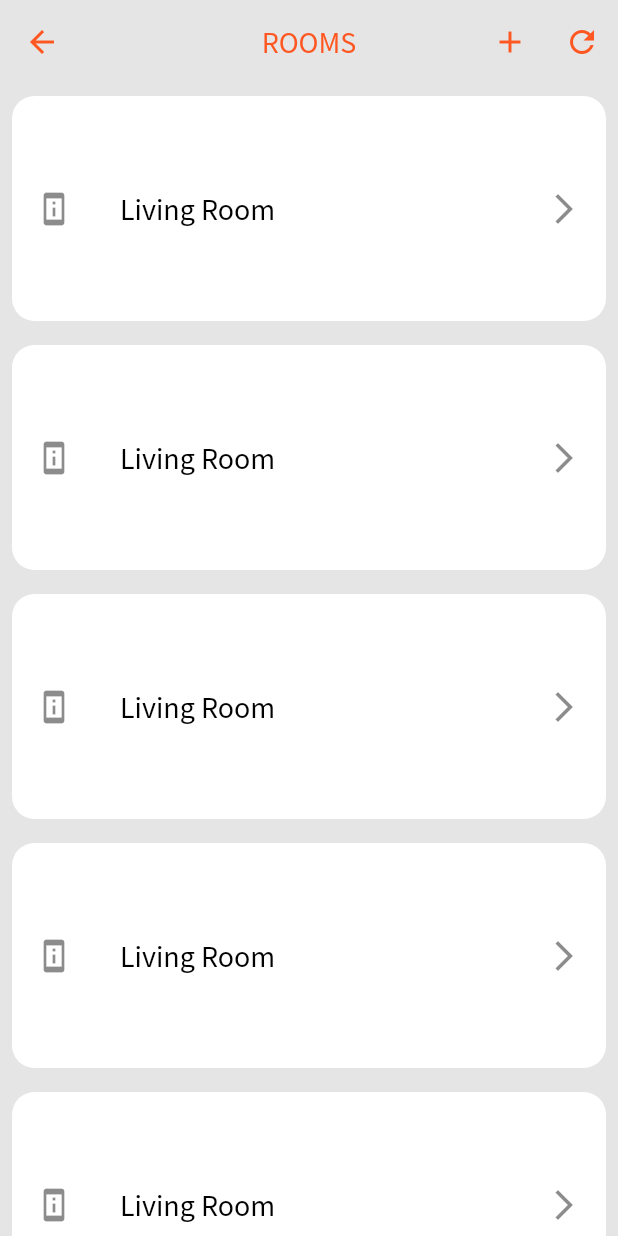
After one commit to ahmedabdelsalam22/apply_localization_and_theme, a Flutter app: the DrawerRoomsScreen screen opened by its route, on a phone screen of 412 x 824 dp. The commit adds this screen. Run offline on Flutter 3.47's test engine with Material 2 defaults, Android fonts, the phone set to English and light mode, and no system bars; our stand-ins replace animated_text_kit, conditional_builder_null_safety, flutter_bloc, flutter_iconly, flutter_local_notifications, flutter_screenutil and 2 more.

Commit message:
add drawer_rooms_screen

```diff
--- a/assets/lang/ar.json
+++ b/assets/lang/ar.json
@@ -51,7 +51,8 @@
   "no_rooms_yet": "لاتوجد غرف حتي الان",
   "your_rooms_will_appear_here": "الغرف الخاصه بك ستظهر هنا",
   "your_scenes_will_appear_here": "المشاهد الخاصه بك ستظهر هنا",
-  "no_scenes_yet": "لاتوجد مشاهد حتي الان"
+  "no_scenes_yet": "لاتوجد مشاهد حتي الان",
+  "living_Room": "غرفه المعيشه"
 
 
 
--- a/assets/lang/en.json
+++ b/assets/lang/en.json
@@ -51,6 +51,7 @@
   "your_rooms_will_appear_here": "YOUR ROOMS WILL APPEAR HERE",
   "no_rooms_yet": "NO ROOMS YET",
   "your_scenes_will_appear_here": "YOUR SCENES WILL APPEAR HERE",
-  "no_scenes_yet": "NO SCENES YET"
+  "no_scenes_yet": "NO SCENES YET",
+  "living_Room": "Living Room"
 
 }
--- a/lib/presentaion layer/screens/account/account_screen.dart
+++ b/lib/presentaion layer/screens/drawer_inner_screen/account/account_screen.dart
@@ -2,7 +2,7 @@ import 'package:flutter/material.dart';
 import 'package:sinric_app/notification_services/localization/applocal.dart';
 import 'package:sinric_app/shared/color_manager.dart';
 
-import '../../widgets/text_widget.dart';
+import '../../../widgets/text_widget.dart';
 
 class AccountScreen extends StatelessWidget {
   const AccountScreen({Key? key}) : super(key: key);
--- /dev/null
+++ b/lib/presentaion layer/screens/drawer_inner_screen/drawer_rooms/drawer_rooms_screen.dart
@@ -0,0 +1,73 @@
+import 'package:flutter/material.dart';
+import 'package:sinric_app/notification_services/localization/applocal.dart';
+import 'package:sinric_app/presentaion%20layer/widgets/text_widget.dart';
+import 'package:sinric_app/shared/color_manager.dart';
+
+class DrawerRoomsScreen extends StatelessWidget {
+  const DrawerRoomsScreen({Key? key}) : super(key: key);
+
+  @override
+  Widget build(BuildContext context) {
+    return Scaffold(
+      backgroundColor: ColorManager.backGround,
+      appBar: AppBar(
+        elevation: 0.0,
+        centerTitle: true,
+        backgroundColor: ColorManager.backGround,
+        title: TextWidget(
+          text: getLang(context, 'rooms'),
+          color: ColorManager.primary,
+          textSize: 20,
+        ),
+        actions: [
+          IconButton(
+            onPressed: () {},
+            icon: const Icon(Icons.add),
+          ),
+          IconButton(
+            onPressed: () {},
+            icon: const Icon(Icons.refresh),
+          ),
+        ],
+      ),
+      body: ListView.builder(
+        itemBuilder: (context, index) {
+          return DrawerRoomsItemList(title: getLang(context, 'living_Room'));
+        },
+        itemCount: 5,
+      ),
+    );
+  }
+}
+
+class DrawerRoomsItemList extends StatelessWidget {
+  final String title;
+
+  const DrawerRoomsItemList({Key? key, required this.title}) : super(key: key);
+
+  @override
+  Widget build(BuildContext context) {
+    return InkWell(
+      onTap: () {},
+      child: Padding(
+        padding: const EdgeInsets.all(8.0),
+        child: Container(
+          decoration: BoxDecoration(
+              color: Colors.white, borderRadius: BorderRadius.circular(15)),
+          height: 150,
+          child: Center(
+            child: ListTile(
+              title: TextWidget(
+                text: title,
+                color: Colors.black,
+                textSize: 20,
+              ),
+              trailing: const Icon(Icons.arrow_forward_ios),
+              leading: const Icon(Icons.perm_device_info),
+            ),
+          ),
+        ),
+      ),
+    );
+  }
+}
--- a/lib/presentaion layer/widgets/my_drawer.dart
+++ b/lib/presentaion layer/widgets/my_drawer.dart
@@ -93,7 +93,9 @@ class MyDrawer extends StatelessWidget {
           buildDrawerListItem(
             leadingIcon: Icons.meeting_room_rounded,
             title: getLang(context, 'rooms'),
-            onTap: () {},
+            onTap: () {
+              Navigator.pushNamed(context, AppRoutes.drawerRoomsScreenRoute);
+            },
           ),
           buildDrawerListItemsDivider(),
           buildDrawerListItem(
--- a/lib/shared/app_router.dart
+++ b/lib/shared/app_router.dart
@@ -1,10 +1,12 @@
 import 'package:flutter/material.dart';
-import 'package:sinric_app/presentaion%20layer/screens/account/account_screen.dart';
+import 'package:sinric_app/presentaion%20layer/screens/drawer_inner_screen/drawer_rooms/drawer_rooms_screen.dart';
 import 'package:sinric_app/presentaion%20layer/screens/forget_password/forget_pass_screen.dart';
 import 'package:sinric_app/presentaion%20layer/screens/home/home_screen.dart';
 import 'package:sinric_app/presentaion%20layer/screens/login/login_view.dart';
 import 'package:sinric_app/presentaion%20layer/screens/register/register_screen.dart';
 import 'package:sinric_app/presentaion%20layer/screens/splash_screen.dart';
+
+import '../presentaion layer/screens/drawer_inner_screen/account/account_screen.dart';
 
 class AppRoutes {
   static const String loginScreenRoute = 'loginScreen';
@@ -13,6 +15,7 @@ class AppRoutes {
   static const String forgetPassScreenRoute = 'forgetPassScreen';
   static const String homeScreenRoute = 'homeScreen';
   static const String accountScreenRoute = 'accountScreen';
+  static const String drawerRoomsScreenRoute = 'drawerRoomsScreen';
 }
 
 class AppRouter {
@@ -36,6 +39,9 @@ class AppRouter {
       case AppRoutes.accountScreenRoute:
         return MaterialPageRoute(builder: (_) => const AccountScreen());
 
+      case AppRoutes.drawerRoomsScreenRoute:
+        return MaterialPageRoute(builder: (_) => const DrawerRoomsScreen());
+
       default:
         return MaterialPageRoute(builder: (_) => const SplashScreen());
     }
```
Also changed, not shown: lib/main.dart (+6 -4 lines), lib/presentaion layer/screens/home/devices/tabbar_devices_screen.dart (renamed from lib/presentaion layer/screens/home/scenes/scenes_screen.dart, +6 -6 lines), lib/presentaion layer/screens/home/home_screen.dart (+6 -6 lines), lib/presentaion layer/screens/home/rooms/tabbar_rooms_screen.dart (renamed from lib/presentaion layer/screens/home/devices/devices_screen.dart, +6 -6 lines), lib/presentaion layer/screens/home/scenes/tabbar_scenes_screen.dart (renamed from lib/presentaion layer/screens/home/rooms/rooms_screen.dart, +6 -6 lines).
